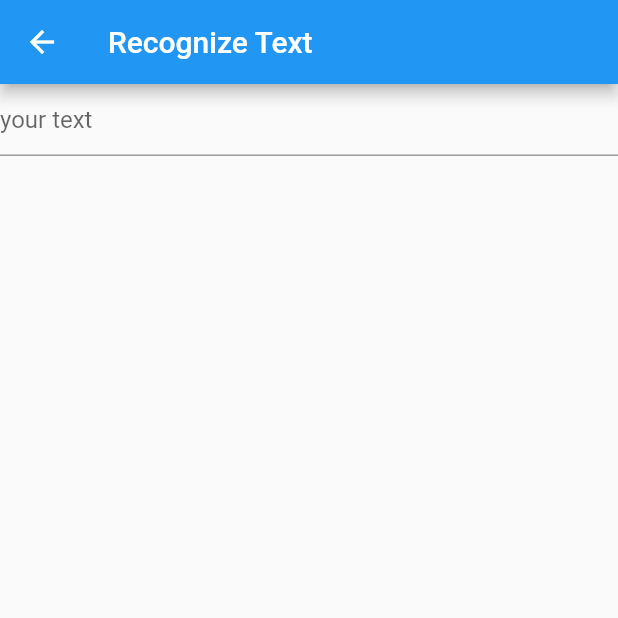
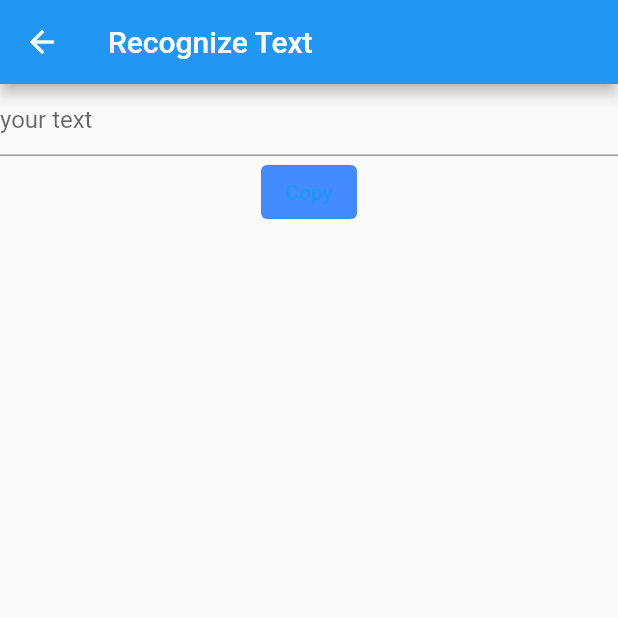
Before and after one commit to CHRISANTHOS/ImgToTxt, a Flutter app: the RecognizationPage screen opened directly with empty values, on a phone screen of 412 x 824 dp, the top half of it. Run offline on Flutter 3.47's test engine with Material 2 defaults, Android fonts, the phone set to English and light mode, and no system bars; our stand-ins replace image_cropper, image_picker; missing offline and left inert: google_mlkit_text_recognition.

Commit message:
Processed texts

```diff
--- a/lib/pages/recognize_page.dart
+++ b/lib/pages/recognize_page.dart
@@ -16,12 +16,16 @@ class _RecognizationPageState extends State<RecognizationPage> {
   bool isBusy = false;
   TextEditingController controller = TextEditingController();
 
-  void processImage(InputImage inputImage) {
+  void processImage(InputImage inputImage) async{
     final textRecognizer = TextRecognizer(script: TextRecognitionScript.latin);
 
     setState(() {
       isBusy = true;
     });
+
+    final RecognizedText recognizedText = await textRecognizer.processImage(inputImage);
+
+    controller.text = recognizedText.text;
 
     setState(() {
       isBusy = false;
@@ -41,11 +45,20 @@ class _RecognizationPageState extends State<RecognizationPage> {
       appBar: AppBar(
         title: const Text('Recognize Text'),
       ),
-      body: isBusy == true ? const Center(child: CircularProgressIndicator(),) : TextFormField(
-        controller: controller,
-        decoration: const InputDecoration(
-          hintText: 'your text'
-        ),
+      body: isBusy == true ? const Center(child: CircularProgressIndicator(),) : Column(
+        children: [
+          TextFormField(
+            controller: controller,
+            maxLines: null,
+            keyboardType: TextInputType.multiline,
+            decoration: const InputDecoration(
+              hintText: 'your text'
+            ),
+          ),
+          TextButton(onPressed: (){
+
+          },style: const ButtonStyle(backgroundColor: MaterialStatePropertyAll(Colors.blueAccent)), child: const Text('Copy'))
+        ],
       ),
     );
   }
```
